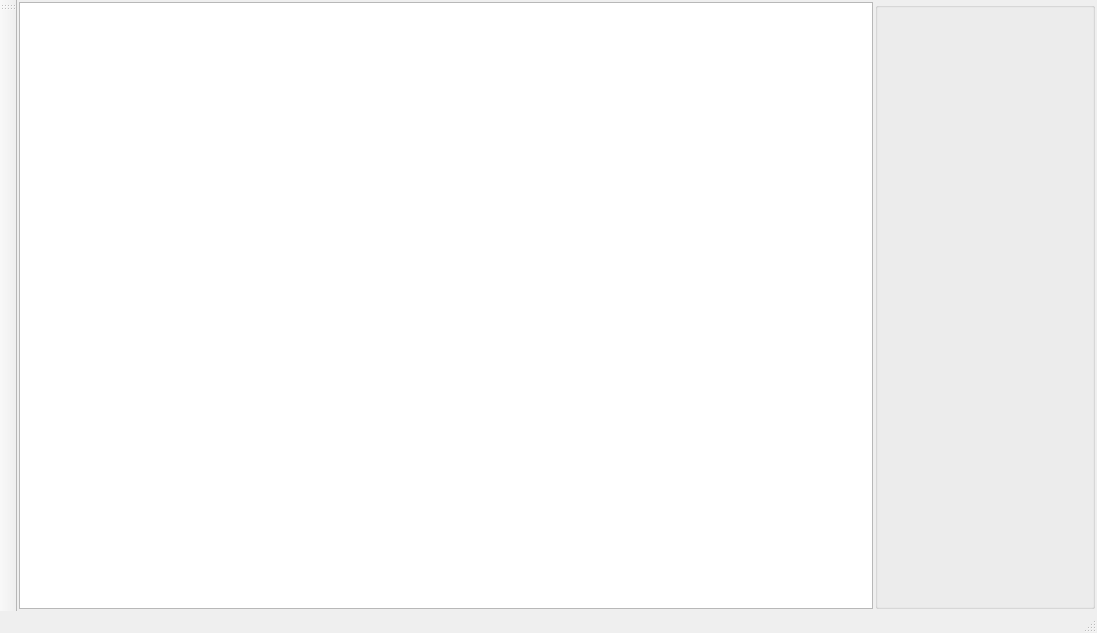
Qt form ui/wnd_server.ui (decenfrontier/PyNetAuth) before a commit.
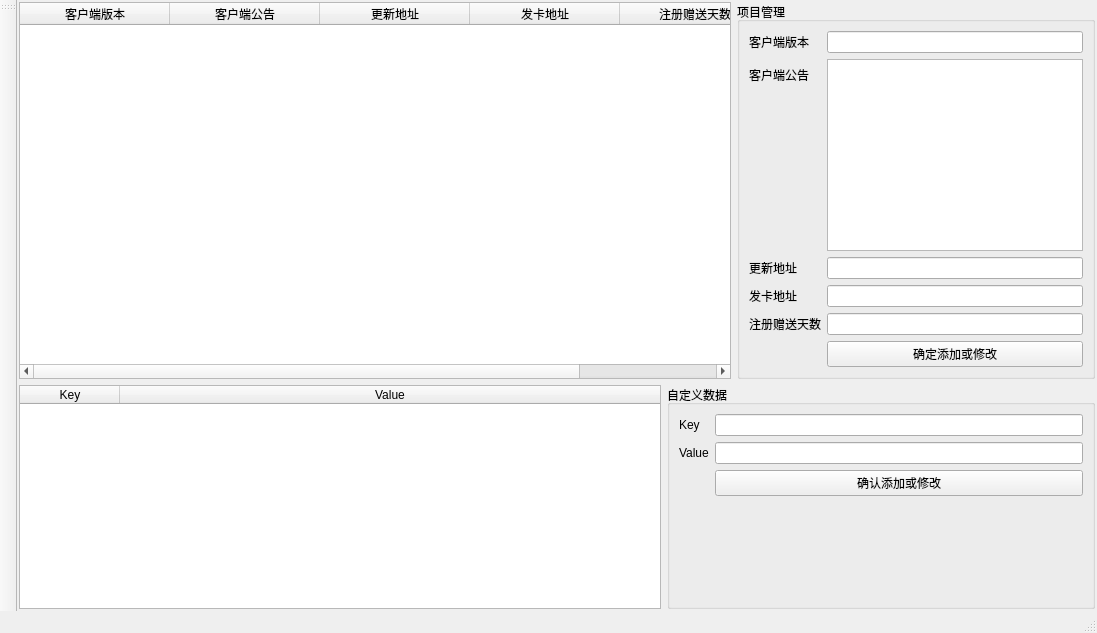
The same form after that commit. The open tabs and pages were chosen to show the change.

```diff
--- a/ui/wnd_server.ui
+++ b/ui/wnd_server.ui
@@ -36,7 +36,10 @@
        <number>3</number>
       </property>
       <widget class="QWidget" name="page_0">
-       <layout class="QGridLayout" name="gridLayout_2">
+       <layout class="QVBoxLayout" name="verticalLayout_2">
+        <property name="spacing">
+         <number>6</number>
+        </property>
         <property name="leftMargin">
          <number>2</number>
         </property>
@@ -49,67 +52,24 @@
         <property name="bottomMargin">
          <number>2</number>
         </property>
-        <item row="0" column="0">
-         <layout class="QHBoxLayout" name="horizontalLayout">
-          <property name="spacing">
-           <number>2</number>
-          </property>
+        <item>
+         <layout class="QHBoxLayout" name="horizontalLayout" stretch="2,0">
           <item>
            <widget class="QTableWidget" name="tbe_proj">
-            <property name="alternatingRowColors">
-             <bool>true</bool>
-            </property>
-            <property name="textElideMode">
-             <enum>Qt::ElideNone</enum>
-            </property>
-            <property name="showGrid">
-             <bool>true</bool>
-            </property>
-            <property name="wordWrap">
-             <bool>true</bool>
-            </property>
-            <property name="cornerButtonEnabled">
-             <bool>false</bool>
-            </property>
-            <property name="rowCount">
-             <number>0</number>
-            </property>
-            <attribute name="horizontalHeaderVisible">
-             <bool>false</bool>
-            </attribute>
-            <attribute name="horizontalHeaderCascadingSectionResizes">
-             <bool>false</bool>
+            <attribute name="horizontalHeaderDefaultSectionSize">
+             <number>150</number>
             </attribute>
             <attribute name="horizontalHeaderStretchLastSection">
              <bool>true</bool>
             </attribute>
-            <attribute name="verticalHeaderVisible">
-             <bool>false</bool>
-            </attribute>
-            <attribute name="verticalHeaderMinimumSectionSize">
-             <number>20</number>
-            </attribute>
-            <attribute name="verticalHeaderDefaultSectionSize">
-             <number>20</number>
-            </attribute>
             <column>
              <property name="text">
-              <string>项目名称</string>
+              <string>客户端版本</string>
              </property>
             </column>
             <column>
              <property name="text">
-              <string>版本号</string>
-             </property>
-            </column>
-            <column>
-             <property name="text">
-              <string>绑定模式</string>
-             </property>
-            </column>
-            <column>
-             <property name="text">
-              <string>软件公告</string>
+              <string>客户端公告</string>
              </property>
             </column>
             <column>
@@ -122,19 +82,137 @@
               <string>发卡地址</string>
              </property>
             </column>
+            <column>
+             <property name="text">
+              <string>注册赠送天数</string>
+             </property>
+            </column>
            </widget>
           </item>
           <item>
            <widget class="QGroupBox" name="groupBox">
-            <property name="minimumSize">
-             <size>
-              <width>220</width>
-              <height>0</height>
-             </size>
+            <property name="title">
+             <string>项目管理</string>
             </property>
+            <layout class="QFormLayout" name="formLayout">
+             <item row="0" column="0">
+              <widget class="QLabel" name="label">
+               <property name="text">
+                <string>客户端版本</string>
+               </property>
+              </widget>
+             </item>
+             <item row="0" column="1">
+              <widget class="QLineEdit" name="edt_proj_client_ver"/>
+             </item>
+             <item row="1" column="0">
+              <widget class="QLabel" name="label_3">
+               <property name="text">
+                <string>客户端公告</string>
+               </property>
+              </widget>
+             </item>
+             <item row="1" column="1">
+              <widget class="QPlainTextEdit" name="pedt_proj_public_notice"/>
+             </item>
+             <item row="2" column="0">
+              <widget class="QLabel" name="label_5">
+               <property name="text">
+                <string>更新地址</string>
+               </property>
+              </widget>
+             </item>
+             <item row="2" column="1">
+              <widget class="QLineEdit" name="edt_proj_url_update"/>
+             </item>
+             <item row="3" column="0">
+              <widget class="QLabel" name="label_6">
+               <property name="text">
+                <string>发卡地址</string>
+               </property>
+              </widget>
+             </item>
+             <item row="3" column="1">
+              <widget class="QLineEdit" name="edt_proj_url_card"/>
+             </item>
+             <item row="4" column="0">
+              <widget class="QLabel" name="label_7">
+               <property name="text">
+                <string>注册赠送天数</string>
+               </property>
+              </widget>
+             </item>
+             <item row="4" column="1">
+              <widget class="QLineEdit" name="edt_proj_reg_gift_day"/>
+             </item>
+             <item row="5" column="1">
+              <widget class="QPushButton" name="btn_proj_confirm">
+               <property name="text">
+                <string>确定添加或修改</string>
+               </property>
+              </widget>
+             </item>
+            </layout>
+           </widget>
+          </item>
+         </layout>
+        </item>
+        <item>
+         <layout class="QHBoxLayout" name="horizontalLayout_4" stretch="3,2">
+          <property name="spacing">
+           <number>6</number>
+          </property>
+          <item>
+           <widget class="QTableWidget" name="tableWidget">
+            <attribute name="horizontalHeaderStretchLastSection">
+             <bool>true</bool>
+            </attribute>
+            <column>
+             <property name="text">
+              <string>Key</string>
+             </property>
+            </column>
+            <column>
+             <property name="text">
+              <string>Value</string>
+             </property>
+            </column>
+           </widget>
+          </item>
+          <item>
+           <widget class="QGroupBox" name="groupBox_4">
             <property name="title">
-             <string/>
+             <string>自定义数据</string>
             </property>
+            <layout class="QFormLayout" name="formLayout_2">
+             <item row="0" column="0">
+              <widget class="QLabel" name="label_8">
+               <property name="text">
+                <string>Key</string>
+               </property>
+              </widget>
+             </item>
+             <item row="0" column="1">
+              <widget class="QLineEdit" name="edt_custom_key"/>
+             </item>
+             <item row="1" column="0">
+              <widget class="QLabel" name="label_9">
+               <property name="text">
+                <string>Value</string>
+               </property>
+              </widget>
+             </item>
+             <item row="1" column="1">
+              <widget class="QLineEdit" name="edt_custom_value"/>
+             </item>
+             <item row="2" column="1">
+              <widget class="QPushButton" name="btn_custom_confirm">
+               <property name="text">
+                <string>确认添加或修改</string>
+               </property>
+              </widget>
+             </item>
+            </layout>
            </widget>
           </item>
          </layout>
```
Left out of the diff: 10 changed lines with no effect on the pictures.
